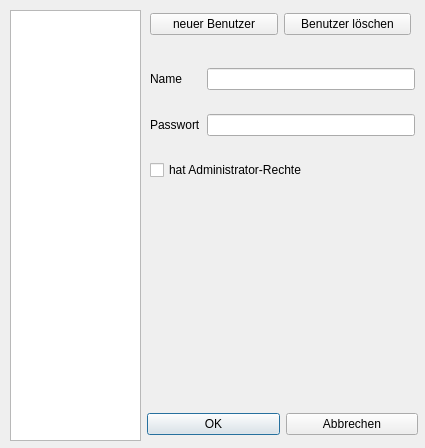
The window that dialog_user.ui (15831944/CBrain) describes before a commit, drawn with Qt 5.
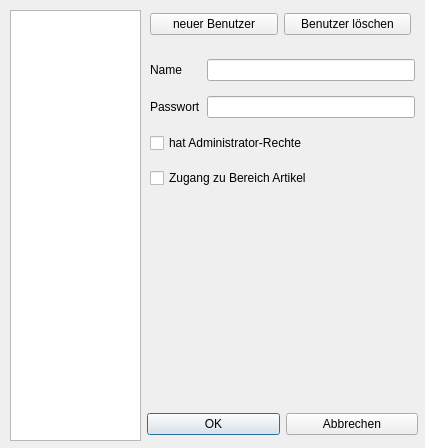
The same window after the commit.

Commit message: modul artikel

Patch:
```diff
--- a/dialog_user.ui
+++ b/dialog_user.ui
@@ -26,7 +26,7 @@
     </rect>
    </property>
   </widget>
-  <widget class="QWidget" name="">
+  <widget class="QWidget" name="layoutWidget">
    <property name="geometry">
     <rect>
      <x>150</x>
@@ -63,9 +63,16 @@
     <item row="0" column="1">
      <widget class="QLineEdit" name="lineEdit_name"/>
     </item>
+    <item row="3" column="0" colspan="2">
+     <widget class="QCheckBox" name="checkBox_modul_artikel">
+      <property name="text">
+       <string>Zugang zu Bereich Artikel</string>
+      </property>
+     </widget>
+    </item>
    </layout>
   </widget>
-  <widget class="QWidget" name="">
+  <widget class="QWidget" name="layoutWidget">
    <property name="geometry">
     <rect>
      <x>147</x>
@@ -91,7 +98,7 @@
     </item>
    </layout>
   </widget>
-  <widget class="QWidget" name="">
+  <widget class="QWidget" name="layoutWidget">
    <property name="geometry">
     <rect>
      <x>150</x>
```
Left out of the diff: 6 changed lines with no effect on the pictures. The commit also changes 34 other files.
